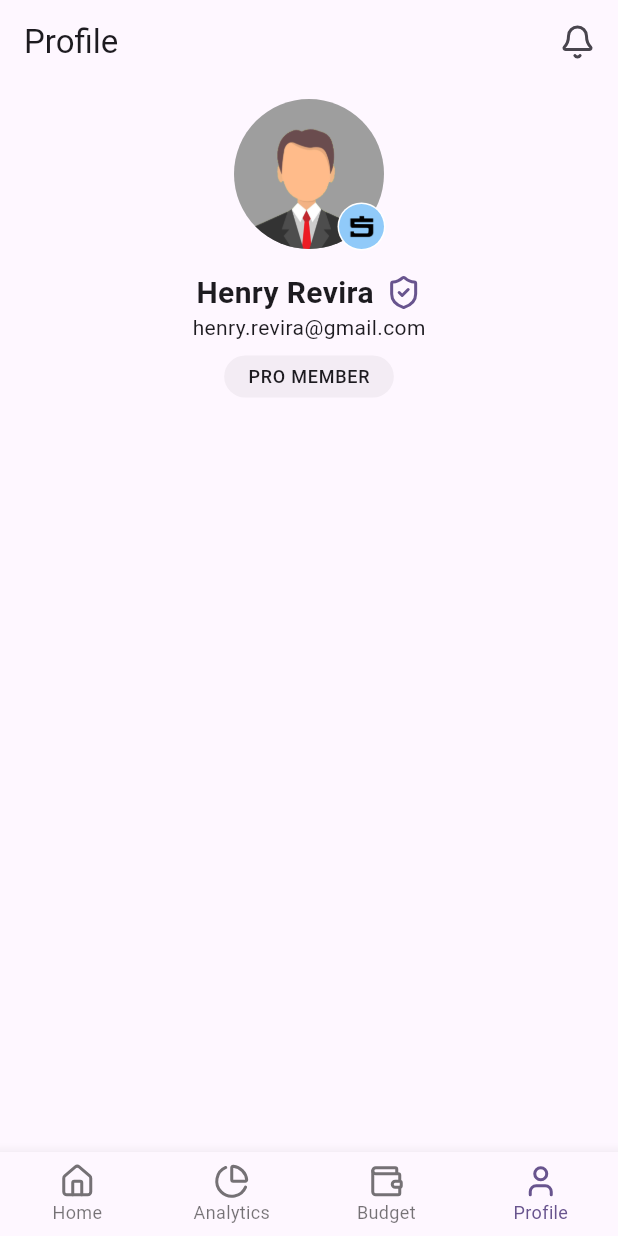
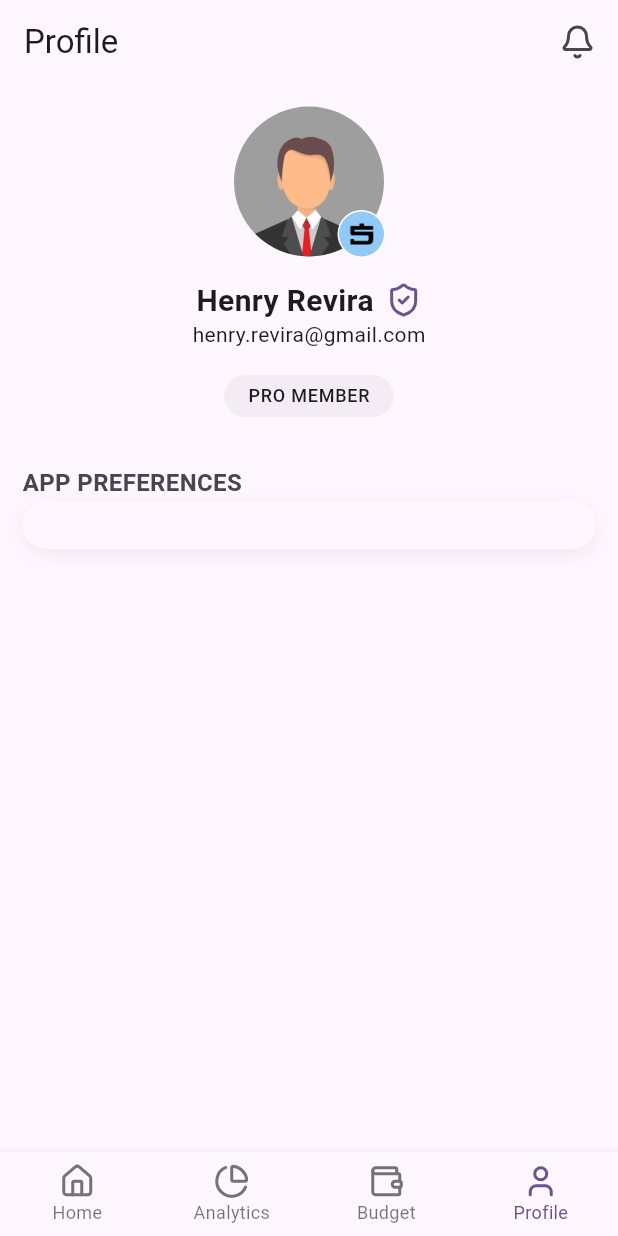
Before and after one commit to demystik/spendly, a Flutter app: the ProfileScreen screen opened by its route, on a phone screen of 412 x 824 dp. Run offline on Flutter 3.47's test engine with Material 3 defaults, Android fonts, the phone set to English and light mode, and no system bars; our stand-ins replace flutter_svg, go_router, lucide_icons_flutter; Roboto replaces fonts that are missing (YourFontFamily).

```diff
--- a/lib/screens/profile_screen.dart
+++ b/lib/screens/profile_screen.dart
@@ -1,7 +1,9 @@
 import 'package:flutter/material.dart';
 import 'package:lucide_icons_flutter/lucide_icons.dart';
+import 'package:spendly/shared/section_label.dart';
 import 'package:spendly/themes/app_spacing.dart';
 import 'package:spendly/themes/app_text_styles.dart';
+import 'package:spendly/widgets/app_card.dart';
 import 'package:spendly/widgets/app_chip.dart';
 
 class ProfileScreen extends StatelessWidget {
@@ -21,7 +23,7 @@ class ProfileScreen extends StatelessWidget {
       ),
       body: SafeArea(
         child: ListView(
-          padding: EdgeInsets.all(10),
+          padding: EdgeInsets.all(15),
           children: [
             Column(
               crossAxisAlignment: CrossAxisAlignment.center,
@@ -73,10 +75,18 @@ class ProfileScreen extends StatelessWidget {
                   ],
                 ),
                 Text("henry.revira@gmail.com", style: AppTextStyles.bodyMedium),
-                SizedBox(height: AppSpacing.sm),
+                SizedBox(height: AppSpacing.md),
                 AppChip(label: "PRO MEMBER"),
+                SizedBox(height: AppSpacing.xl),
               ],
             ),
+
+            //App preferences_____________________________________________
+            SectionLabel(actualLabel: "APP PREFERENCES"),
+            AppCard(child: Column(children: [
+
+],
+            )),
           ],
         ),
       ),
```
